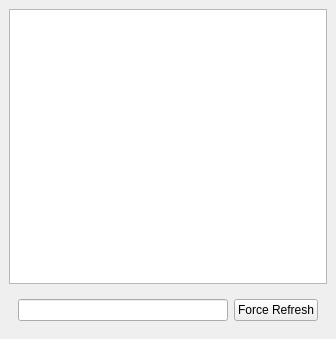
marcbowes/mxitc, file src/gui/debugWidget.ui: the form before one commit.
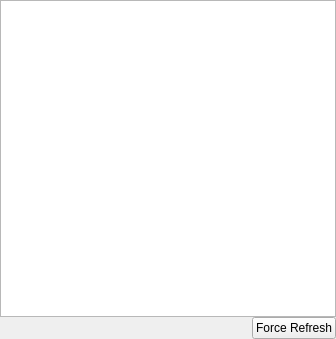
The form after the commit.

```diff
--- a/src/gui/debugWidget.ui
+++ b/src/gui/debugWidget.ui
@@ -15,14 +15,40 @@
   </property>
   <widget class="QWidget" name="dockWidgetContents">
    <layout class="QVBoxLayout" name="verticalLayout">
+    <property name="spacing">
+     <number>0</number>
+    </property>
+    <property name="margin">
+     <number>0</number>
+    </property>
     <item>
-     <widget class="QListWidget" name="listWidget"/>
+     <widget class="QListWidget" name="listWidget">
+      <property name="sortingEnabled">
+       <bool>true</bool>
+      </property>
+     </widget>
     </item>
     <item>
      <widget class="QWidget" name="widget" native="true">
       <layout class="QHBoxLayout" name="horizontalLayout">
+       <property name="spacing">
+        <number>0</number>
+       </property>
+       <property name="margin">
+        <number>0</number>
+       </property>
        <item>
-        <widget class="QLineEdit" name="lineEdit"/>
+        <spacer name="horizontalSpacer">
+         <property name="orientation">
+          <enum>Qt::Horizontal</enum>
+         </property>
+         <property name="sizeHint" stdset="0">
+          <size>
+           <width>40</width>
+           <height>20</height>
+          </size>
+         </property>
+        </spacer>
        </item>
        <item>
         <widget class="QPushButton" name="pushButton">
```
Left out of the diff: 2 changed lines with no effect on the pictures.
